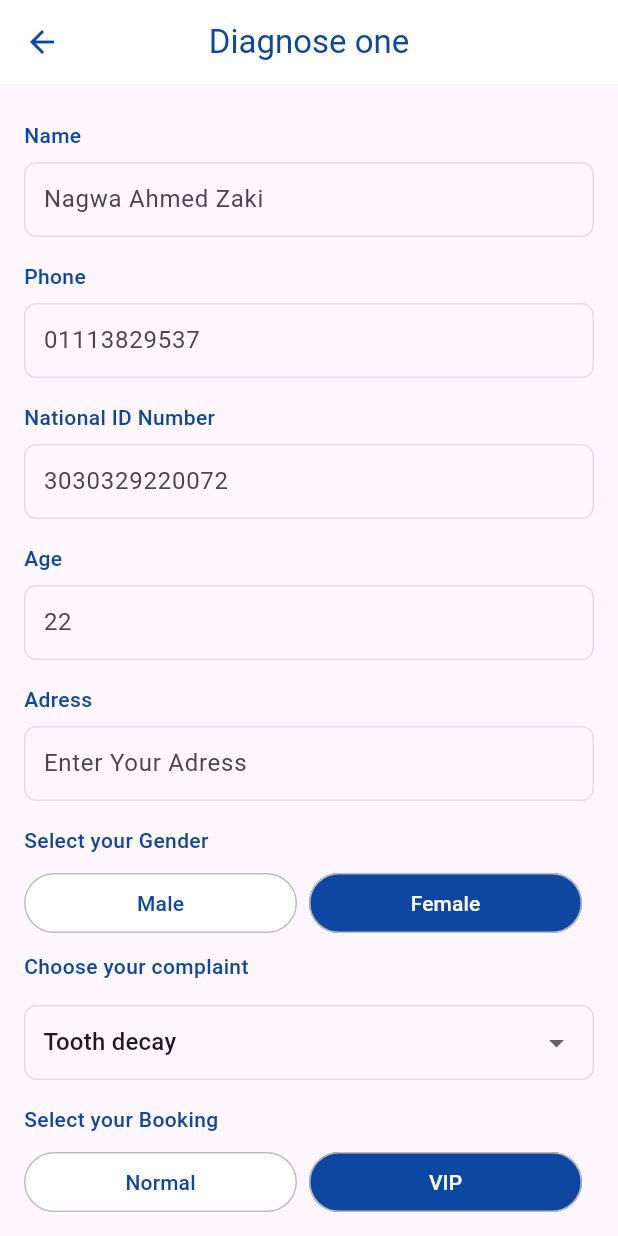
After one commit to ayaanady/business_test, a Flutter app: the DiagnoseOneScreen screen opened by its route, on a phone screen of 412 x 824 dp. The commit adds this screen. Run offline on Flutter 3.47's test engine with Material 3 defaults, Android fonts, the phone set to English and light mode, and no system bars; our stand-ins replace image_picker.

Commit message:
add doctor screen add patient list add diagnose one list screen

```diff
--- a/lib/main.dart
+++ b/lib/main.dart
@@ -1,3 +1,6 @@
+import 'package:buisness_test/screens/choose_for_doctor.dart';
+import 'package:buisness_test/screens/diagnose_one.dart';
+import 'package:buisness_test/screens/patient_list.dart';
 import 'package:flutter/material.dart';
 import 'screens/splash_screen.dart';
 import 'screens/onboarding_screen1.dart';
@@ -47,6 +50,9 @@ class MyApp extends StatelessWidget {
         '/appointment_confirmation': (context) => ConfirmationScreen(),
         '/chat': (context) => ChatScreen(),
         '/settings': (context) => SettingsScreen(),
+        '/doctor_home_view': (context) => DoctorHomeView(),
+        '/patient_list_view': (context) => PatientListScreen(),
+        '/diagnose_one': (context) => DiagnoseOneScreen(),
       },
     );
   }
--- a/lib/screens/choose_role.dart
+++ b/lib/screens/choose_role.dart
@@ -17,7 +17,6 @@ class ChooseRoleScreen extends StatelessWidget {
         mainAxisAlignment: MainAxisAlignment.center,
         children: [
           Spacer(),
-
           Column(
             children: [
               Image.asset('assets/images/logo.png', height: 100),
@@ -25,7 +24,6 @@ class ChooseRoleScreen extends StatelessWidget {
             ],
           ),
           SizedBox(height: 50),
-
           Container(
             height: 300,
             padding: EdgeInsets.symmetric(vertical: 20, horizontal: 15),
@@ -67,8 +65,8 @@ class ChooseRoleScreen extends StatelessWidget {
         width: double.infinity,
         child: OutlinedButton(
           onPressed: () {
-            if (role == 'Patient') {
-              Navigator.pushNamed(context, '/sign_up');
+            if (role == 'Doctor') {
+              Navigator.pushNamed(context, '/doctor_home_view');
             }
           },
           style: OutlinedButton.styleFrom(
--- /dev/null
+++ b/lib/screens/diagnose_one.dart
@@ -0,0 +1,238 @@
+import 'package:flutter/material.dart';
+
+class DiagnoseOneScreen extends StatefulWidget {
+  const DiagnoseOneScreen({super.key});
+
+  @override
+  State<DiagnoseOneScreen> createState() => _DiagnoseOneScreenState();
+}
+
+class _DiagnoseOneScreenState extends State<DiagnoseOneScreen> {
+  String gender = 'Female';
+  String booking = 'VIP';
+  String brushTeeth = 'Yes';
+  String smoke = 'No';
+  String complaint = 'Tooth decay';
+  int timesDay = 2;
+  List<String> patientDisease = [];
+
+  List<String> complaints = [
+    'Tooth decay',
+    'Gum disease',
+    'Sensitivity',
+    'Bad breath',
+  ];
+
+  List<String> diseases = [
+    'Heart disease',
+    'Liver disease',
+    'Renal disease',
+    'Rheumatic fever',
+    'Hypertension',
+    'Diabetes',
+    'Stroke',
+    'Radiotherapy',
+  ];
+
+  @override
+  Widget build(BuildContext context) {
+    return Scaffold(
+      appBar: AppBar(
+        leading: BackButton(color: Colors.blue.shade900),
+        title: Text(
+          'Diagnose one',
+          style: TextStyle(color: Colors.blue.shade900),
+        ),
+        centerTitle: true,
+        backgroundColor: Colors.white,
+        elevation: 0,
+      ),
+      body: SingleChildScrollView(
+        padding: const EdgeInsets.all(16),
+        child: Column(
+          crossAxisAlignment: CrossAxisAlignment.start,
+          children: [
+            _buildLabel('Name'),
+            _buildInput('Nagwa Ahmed Zaki'),
+            _buildLabel('Phone'),
+            _buildInput('01113829537'),
+            _buildLabel('National ID Number'),
+            _buildInput('3030329220072'),
+            _buildLabel('Age'),
+            _buildInput('22'),
+            _buildLabel('Adress'),
+            _buildInput('Enter Your Adress'),
+            _buildLabel('Select your Gender'),
+            _buildChoice(['Male', 'Female'], gender, (val) {
+              setState(() {
+                gender = val;
+              });
+            }),
+            _buildLabel('Choose your complaint'),
+            _buildDropdown(complaint, complaints, (val) {
+              setState(() {
+                complaint = val!;
+              });
+            }),
+            _buildLabel('Select your Booking'),
+            _buildChoice(['Normal', 'VIP'], booking, (val) {
+              setState(() {
+                booking = val;
+              });
+            }),
+            _buildLabel('Do you brush your teeth?'),
+            _buildChoice(['Yes', 'No'], brushTeeth, (val) {
+              setState(() {
+                brushTeeth = val;
+              });
+            }),
+            _buildLabel('How many times a day?'),
+            _buildDropdown(timesDay.toString(), ['1', '2', '3'], (val) {
+              setState(() {
+                timesDay = int.parse(val!);
+              });
+            }),
+            _buildLabel('Do you smoke?'),
+            _buildChoice(['Yes', 'No'], smoke, (val) {
+              setState(() {
+                smoke = val;
+              });
+            }),
+            _buildLabel('How many cigarettes a day?'),
+            _buildInput(''),
+            const SizedBox(height: 16),
+            Text(
+              'Patient Disease',
+              style: TextStyle(
+                fontSize: 16,
+                fontWeight: FontWeight.bold,
+                color: Colors.blue.shade900,
+              ),
+            ),
+            const SizedBox(height: 8),
+            ...diseases.map(
+              (disease) => CheckboxListTile(
+                value: patientDisease.contains(disease),
+                onChanged: (val) {
+                  setState(() {
+                    if (val == true) {
+                      patientDisease.add(disease);
+                    } else {
+                      patientDisease.remove(disease);
+                    }
+                  });
+                },
+                title: Text(disease),
+                secondary: Icon(
+                  Icons.medical_services_outlined,
+                  color: Colors.blue.shade900,
+                ),
+              ),
+            ),
+            const SizedBox(height: 16),
+            SizedBox(
+              width: double.infinity,
+              height: 50,
+              child: ElevatedButton(
+                style: ElevatedButton.styleFrom(
+                  backgroundColor: Colors.blue.shade900,
+                ),
+                onPressed: () {},
+                child: const Text('Diagnose two'),
+              ),
+            ),
+          ],
+        ),
+      ),
+    );
+  }
+
+  Widget _buildLabel(String text) {
+    return Padding(
+      padding: const EdgeInsets.symmetric(vertical: 8),
+      child: Text(
+        text,
+        style: TextStyle(
+          color: Colors.blue.shade900,
+          fontWeight: FontWeight.w500,
+        ),
+      ),
+    );
+  }
+
+  Widget _buildInput(String hint) {
+    return Container(
+      margin: const EdgeInsets.only(bottom: 8),
+      decoration: BoxDecoration(
+        border: Border.all(color: Colors.grey.shade300),
+        borderRadius: BorderRadius.circular(8),
+      ),
+      child: TextField(
+        decoration: InputDecoration(
+          hintText: hint,
+          contentPadding: const EdgeInsets.symmetric(horizontal: 12),
+          border: InputBorder.none,
+        ),
+      ),
+    );
+  }
+
+  Widget _buildChoice(
+    List<String> options,
+    String selected,
+    Function(String) onChange,
+  ) {
+    return Row(
+      children: options
+          .map(
+            (e) => Expanded(
+              child: Container(
+                margin: const EdgeInsets.only(right: 8),
+                child: OutlinedButton(
+                  style: OutlinedButton.styleFrom(
+                    backgroundColor:
+                        selected == e ? Colors.blue.shade900 : Colors.white,
+                    side: BorderSide(color: Colors.grey.shade400),
+                  ),
+                  onPressed: () {
+                    onChange(e);
+                  },
+                  child: Text(
+                    e,
+                    style: TextStyle(
+                      color:
+                          selected == e ? Colors.white : Colors.blue.shade900,
+                    ),
+                  ),
+                ),
+              ),
+            ),
+          )
+          .toList(),
+    );
+  }
+
+  Widget _buildDropdown(
+    String value,
+    List<String> items,
+    void Function(String?)? onChanged,
+  ) {
+    return Container(
+      margin: const EdgeInsets.only(bottom: 8, top: 8),
+      padding: const EdgeInsets.symmetric(horizontal: 12),
+      decoration: BoxDecoration(
+        border: Border.all(color: Colors.grey.shade300),
+        borderRadius: BorderRadius.circular(8),
+      ),
+      child: DropdownButton<String>(
+        value: value,
+        isExpanded: true,
+        underline: Container(),
+        items: items
+            .map((e) => DropdownMenuItem(value: e, child: Text(e)))
+            .toList(),
+        onChanged: onChanged,
+      ),
+    );
+  }
+}
--- a/lib/screens/login.dart
+++ b/lib/screens/login.dart
@@ -105,7 +105,6 @@ class LoginScreen extends StatelessWidget {
                   height: 50,
                   child: ElevatedButton(
                     onPressed: () {
-
                       if (_emailController.text.isNotEmpty &&
                           _passwordController.text.isNotEmpty) {
                         Navigator.push(
--- a/pubspec.yaml
+++ b/pubspec.yaml
@@ -43,7 +43,6 @@ dependencies:
   cupertino_icons: ^1.0.8
   flutter_svg: ^2.0.9
 dev_dependencies:
-  vm_service: 14.3.1
 
   flutter_test:
     sdk: flutter
```
Also changed, not shown: lib/screens/choose_for_doctor.dart (added, +94 -0 lines), lib/screens/patient_list.dart (added, +112 -0 lines), assets/images/account_img.png (added), assets/images/dental_icn.png (added), lib/screens/diagnose_two.dart (added), pubspec.lock, 10 other files.
